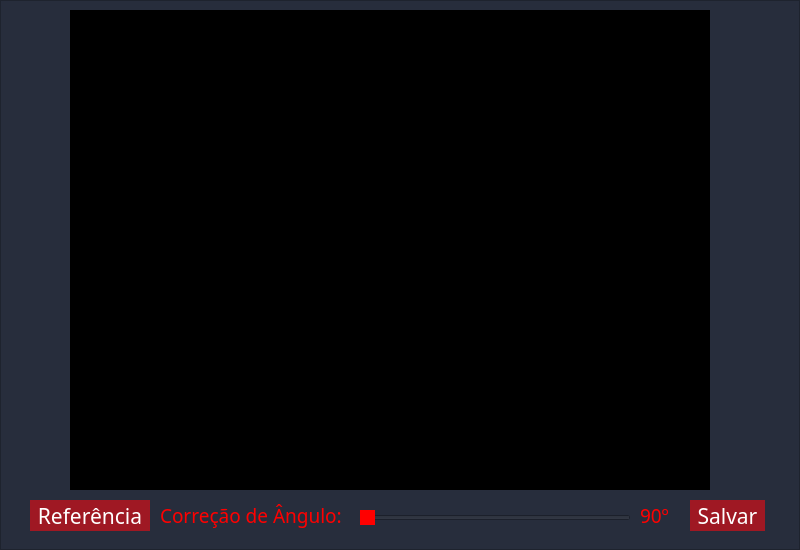
Qt form reddragons/interface/ui_files/CentroseAngulo.ui (Red-Dragons-UFSCar/red-visao) before a commit.
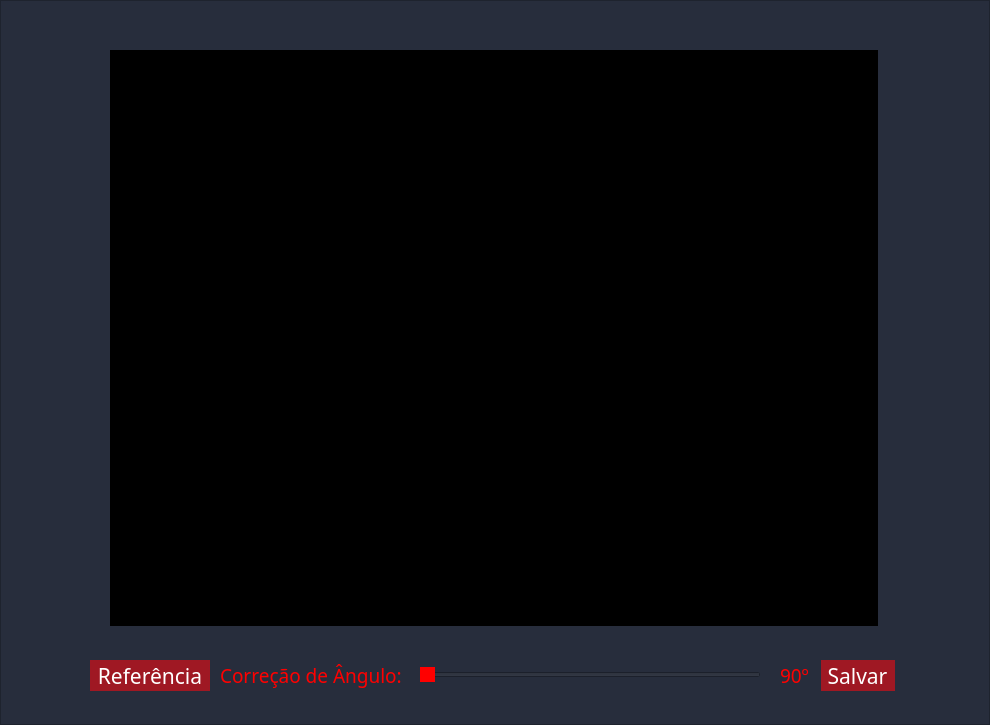
The same form after that commit.

Commit message: redimensao centroseangulos.ui e diretorio.ui

Diff of the .ui file:
```diff
--- a/reddragons/interface/ui_files/CentroseAngulo.ui
+++ b/reddragons/interface/ui_files/CentroseAngulo.ui
@@ -9,20 +9,20 @@
    <rect>
     <x>0</x>
     <y>0</y>
-    <width>800</width>
-    <height>550</height>
+    <width>990</width>
+    <height>725</height>
    </rect>
   </property>
   <property name="minimumSize">
    <size>
-    <width>800</width>
-    <height>550</height>
+    <width>990</width>
+    <height>725</height>
    </size>
   </property>
   <property name="maximumSize">
    <size>
-    <width>800</width>
-    <height>550</height>
+    <width>990</width>
+    <height>725</height>
    </size>
   </property>
   <property name="windowTitle">
@@ -31,14 +31,14 @@
   <widget class="QWidget" name="CentroeAngulo_2">
    <property name="minimumSize">
     <size>
-     <width>800</width>
-     <height>550</height>
+     <width>990</width>
+     <height>725</height>
     </size>
    </property>
    <property name="maximumSize">
     <size>
-     <width>800</width>
-     <height>550</height>
+     <width>990</width>
+     <height>725</height>
     </size>
    </property>
    <layout class="QVBoxLayout" name="verticalLayout">
@@ -64,14 +64,14 @@
       </property>
       <property name="minimumSize">
        <size>
-        <width>800</width>
-        <height>550</height>
+        <width>990</width>
+        <height>725</height>
        </size>
       </property>
       <property name="maximumSize">
        <size>
-        <width>800</width>
-        <height>550</height>
+        <width>990</width>
+        <height>725</height>
        </size>
       </property>
       <property name="font">
@@ -96,8 +96,8 @@
       <widget class="QPushButton" name="btnSalvar">
        <property name="geometry">
         <rect>
-         <x>690</x>
-         <y>500</y>
+         <x>820</x>
+         <y>660</y>
          <width>75</width>
          <height>31</height>
         </rect>
@@ -154,9 +154,9 @@
       <widget class="QLabel" name="label">
        <property name="geometry">
         <rect>
-         <x>160</x>
-         <y>500</y>
-         <width>191</width>
+         <x>220</x>
+         <y>660</y>
+         <width>201</width>
          <height>31</height>
         </rect>
        </property>
@@ -176,8 +176,8 @@
       <widget class="QPushButton" name="btnReferencia">
        <property name="geometry">
         <rect>
-         <x>30</x>
-         <y>500</y>
+         <x>90</x>
+         <y>660</y>
          <width>120</width>
          <height>31</height>
         </rect>
@@ -234,8 +234,8 @@
       <widget class="QLabel" name="Angulo">
        <property name="geometry">
         <rect>
-         <x>640</x>
-         <y>500</y>
+         <x>780</x>
+         <y>660</y>
          <width>41</width>
          <height>31</height>
         </rect>
@@ -256,10 +256,10 @@
       <widget class="QSlider" name="SliderAngulo">
        <property name="geometry">
         <rect>
-         <x>360</x>
-         <y>510</y>
-         <width>271</width>
-         <height>16</height>
+         <x>420</x>
+         <y>659</y>
+         <width>341</width>
+         <height>31</height>
         </rect>
        </property>
        <property name="contextMenuPolicy">
@@ -277,16 +277,22 @@
       <widget class="QLabel" name="Video">
        <property name="geometry">
         <rect>
-         <x>70</x>
-         <y>10</y>
-         <width>640</width>
-         <height>480</height>
+         <x>110</x>
+         <y>50</y>
+         <width>768</width>
+         <height>576</height>
         </rect>
        </property>
+       <property name="minimumSize">
+        <size>
+         <width>0</width>
+         <height>0</height>
+        </size>
+       </property>
        <property name="maximumSize">
         <size>
-         <width>640</width>
-         <height>480</height>
+         <width>16777215</width>
+         <height>16777215</height>
         </size>
        </property>
        <property name="styleSheet">
```
The commit also changes 1 other file.
